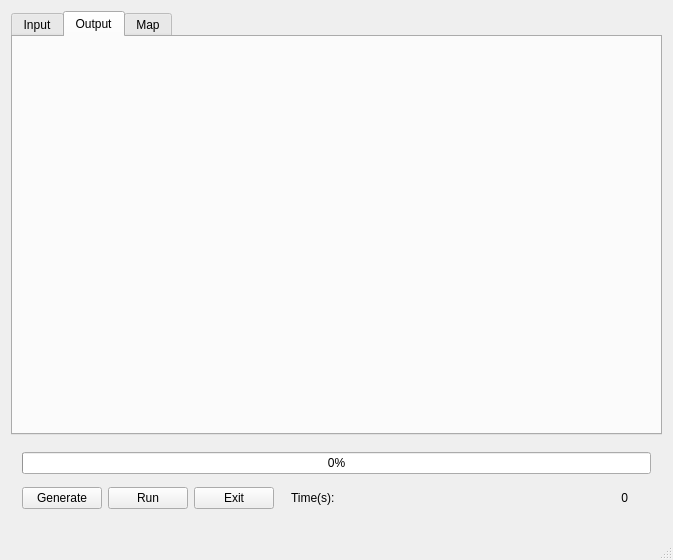
This is mainwindow.ui in sojoe02/RANA as Qt 5 draws it before an edit. The edited form follows.
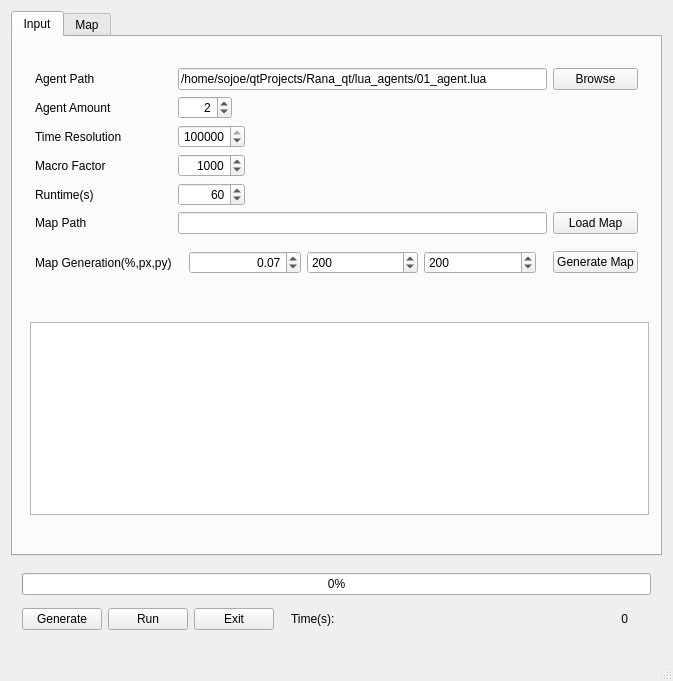
This is the edited form. The open tabs and pages were chosen to show the change.

Patch:
```diff
--- a/mainwindow.ui
+++ b/mainwindow.ui
@@ -7,7 +7,7 @@
     <x>0</x>
     <y>0</y>
     <width>673</width>
-    <height>521</height>
+    <height>681</height>
    </rect>
   </property>
   <property name="windowTitle">
@@ -415,12 +415,6 @@
         </item>
        </layout>
       </widget>
-      <widget class="QWidget" name="tab">
-       <attribute name="title">
-        <string>Output</string>
-       </attribute>
-       <layout class="QGridLayout" name="gridLayout"/>
-      </widget>
       <widget class="QWidget" name="tab_2">
        <attribute name="title">
         <string>Map</string>
```
